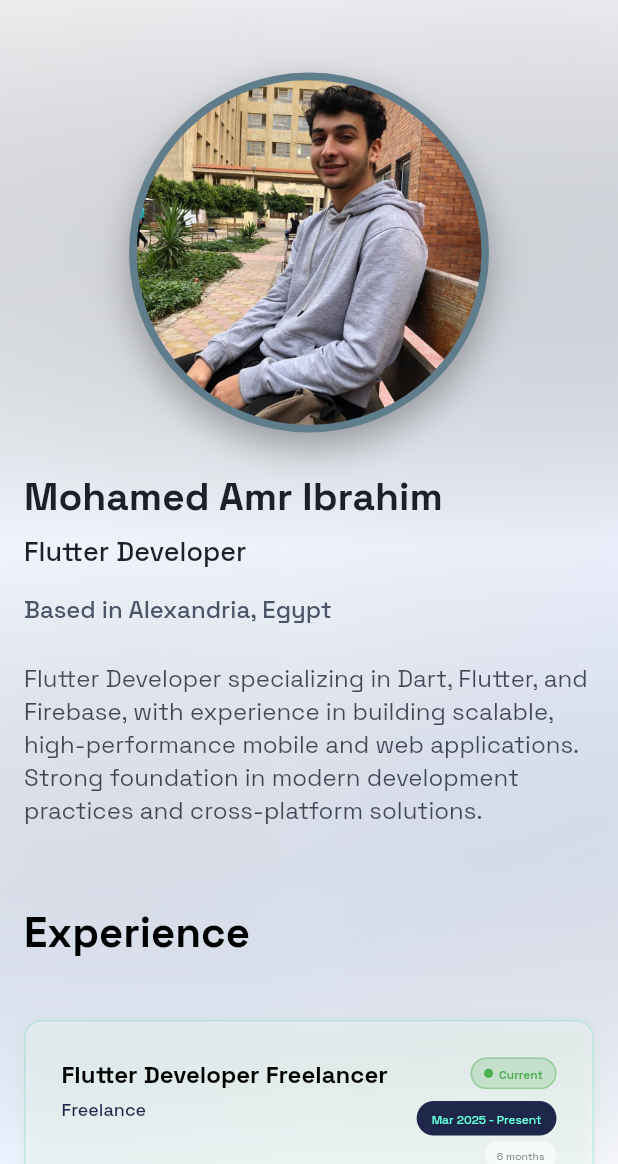
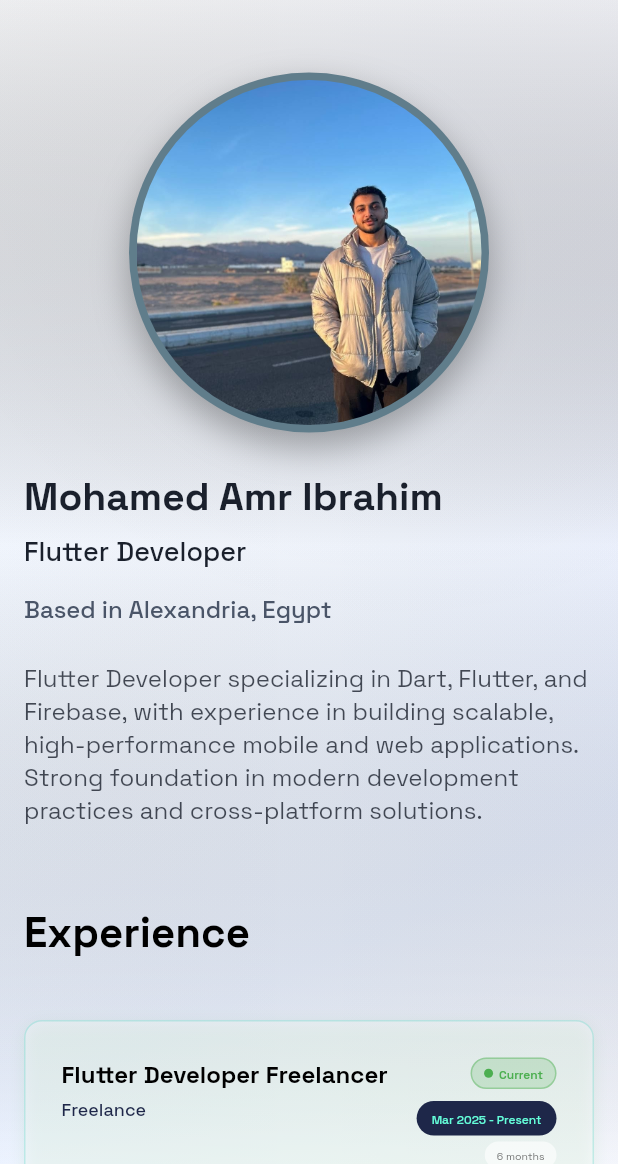
Before and after one commit to mohamedamrr13/mohamed_amr_portfolio, a Flutter app: the screen it shows after launch, after a tap on the "light mode" icon, on a phone screen of 412 x 824 dp, the part 72-1236 px from its top. Run offline on Flutter 3.47's test engine with Material 3 defaults, Android fonts, the phone set to English and light mode, and no system bars; drawn by our look-alikes of animated_text_kit, flutter_animate; our stand-ins replace flutter_staggered_animations, flutter_svg, lottie, shared_preferences, visibility_detector; missing offline and left inert: seo.

Commit message:
edit image and about section scrolling

```diff
--- a/lib/features/home/presentation/home_screen.dart
+++ b/lib/features/home/presentation/home_screen.dart
@@ -123,7 +123,7 @@ class _HomeScreenState extends State<HomeScreen>
     return AnimatedBuilder(
       animation: _appBarAnimationController,
       builder: (context, child) {
-        return Container(
+        return SizedBox(
           height: kToolbarHeight + MediaQuery.of(context).padding.top,
           child: ClipRRect(
             child: BackdropFilter(
--- a/lib/features/home/presentation/sections/about_section.dart
+++ b/lib/features/home/presentation/sections/about_section.dart
@@ -28,7 +28,7 @@ class AboutSection extends StatelessWidget {
       return Column(
         crossAxisAlignment: CrossAxisAlignment.center,
         children: [
-          SizedBox(height: Responsive.isMobile(context) ? 90 : 140),
+          const SizedBox(height: 90),
 
           _buildProfileImage(),
           const SizedBox(height: 30),
@@ -36,12 +36,18 @@ class AboutSection extends StatelessWidget {
         ],
       );
     } else {
-      return Row(
-        crossAxisAlignment: CrossAxisAlignment.center,
+      return Column(
         children: [
-          Expanded(flex: 2, child: _buildTextContent(context)),
-          const SizedBox(width: 60),
-          Expanded(flex: 1, child: Center(child: _buildProfileImage())),
+          const SizedBox(height: 120),
+
+          Row(
+            crossAxisAlignment: CrossAxisAlignment.center,
+            children: [
+              Expanded(flex: 2, child: _buildTextContent(context)),
+              const SizedBox(width: 60),
+              Expanded(flex: 1, child: Center(child: _buildProfileImage())),
+            ],
+          ),
         ],
       );
     }
--- a/lib/features/home/presentation/widgets/home_screen_body.dart
+++ b/lib/features/home/presentation/widgets/home_screen_body.dart
@@ -17,8 +17,6 @@ class HomeScreenBody extends StatelessWidget {
       child: Column(
         crossAxisAlignment: CrossAxisAlignment.stretch,
         children: [
-          SizedBox(height: Responsive.isMobile(context) ? 0 : 120),
-
           const AboutSection(),
           SizedBox(height: Responsive.isMobile(context) ? 30 : 60),
           const ExperienceSection(),
```
Also changed, not shown: assets/images/myImage.jpg, vercel.json.
